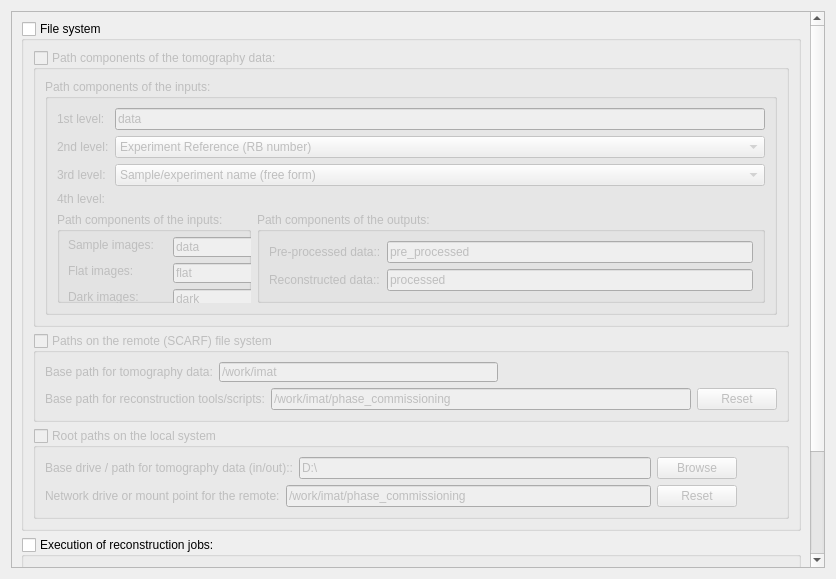
First picture: the form in MantidQt/CustomInterfaces/inc/MantidQtCustomInterfaces/Tomography/TomographyIfaceQtTabSystemSettings.ui, repository mantidproject/mantid, before the edit.
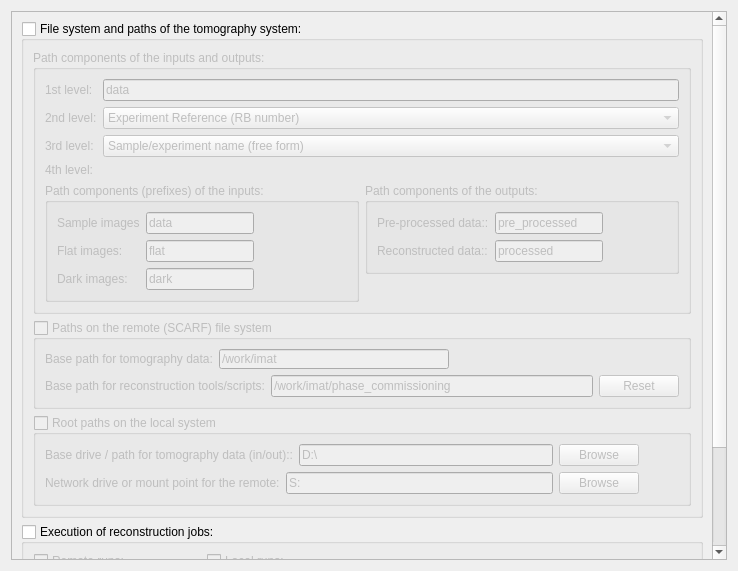
Second picture: the form after the edit.

Commit message: grab settings from form, pass them on to the model, re #15665

```diff
--- a/MantidQt/CustomInterfaces/inc/MantidQtCustomInterfaces/Tomography/TomographyIfaceQtTabSystemSettings.ui
+++ b/MantidQt/CustomInterfaces/inc/MantidQtCustomInterfaces/Tomography/TomographyIfaceQtTabSystemSettings.ui
@@ -6,15 +6,15 @@
    <rect>
     <x>0</x>
     <y>0</y>
-    <width>836</width>
-    <height>579</height>
+    <width>738</width>
+    <height>571</height>
    </rect>
   </property>
   <property name="windowTitle">
    <string>Form</string>
   </property>
-  <layout class="QGridLayout" name="gridLayout_7">
-   <item row="1" column="0">
+  <layout class="QGridLayout" name="gridLayout_9">
+   <item row="0" column="0">
     <widget class="QScrollArea" name="scrollArea">
      <property name="lineWidth">
       <number>0</number>
@@ -26,28 +26,22 @@
       <property name="geometry">
        <rect>
         <x>0</x>
-        <y>0</y>
-        <width>798</width>
-        <height>680</height>
+        <y>-97</y>
+        <width>700</width>
+        <height>646</height>
        </rect>
       </property>
-      <layout class="QGridLayout" name="gridLayout_6">
-       <item row="0" column="0">
-        <widget class="QGroupBox" name="groupBox_9">
-         <property name="title">
-          <string>File system</string>
-         </property>
-         <property name="checkable">
-          <bool>true</bool>
-         </property>
-         <property name="checked">
-          <bool>false</bool>
-         </property>
-         <layout class="QGridLayout" name="gridLayout_2">
+      <layout class="QGridLayout" name="gridLayout_8">
           <item row="0" column="0">
            <widget class="QGroupBox" name="groupBox">
+         <property name="sizePolicy">
+          <sizepolicy hsizetype="Preferred" vsizetype="Preferred">
+           <horstretch>0</horstretch>
+           <verstretch>1</verstretch>
+          </sizepolicy>
+         </property>
             <property name="title">
-             <string>Path components of the tomography data:</string>
+          <string>File system and paths of the tomography system:</string>
             </property>
             <property name="checkable">
              <bool>true</bool>
@@ -55,13 +49,13 @@
             <property name="checked">
              <bool>false</bool>
             </property>
-            <layout class="QGridLayout" name="gridLayout">
+         <layout class="QGridLayout" name="gridLayout_7">
              <item row="0" column="0">
               <widget class="QGroupBox" name="groupBox_2">
                <property name="title">
-                <string>Path components of the inputs:</string>
-               </property>
-               <layout class="QFormLayout" name="formLayout_5">
+             <string>Path components of the inputs and outputs:</string>
+            </property>
+            <layout class="QGridLayout" name="gridLayout_5">
                 <item row="0" column="0">
                  <widget class="QLabel" name="label_4">
                   <property name="text">
@@ -70,7 +64,7 @@
                  </widget>
                 </item>
                 <item row="0" column="1">
-                 <widget class="QLineEdit" name="lineEdit_processed_subpath_2">
+              <widget class="QLineEdit" name="lineEdit_path_comp_1st">
                   <property name="text">
                    <string>data</string>
                   </property>
@@ -84,7 +78,7 @@
                  </widget>
                 </item>
                 <item row="1" column="1">
-                 <widget class="QComboBox" name="comboBox">
+              <widget class="QComboBox" name="comboBox_path_comp_2nd">
                   <item>
                    <property name="text">
                     <string>Experiment Reference (RB number)</string>
@@ -100,7 +94,7 @@
                  </widget>
                 </item>
                 <item row="2" column="1">
-                 <widget class="QComboBox" name="comboBox_2">
+              <widget class="QComboBox" name="comboBox_path_comp_3rd">
                   <item>
                    <property name="text">
                     <string>Sample/experiment name (free form)</string>
@@ -120,94 +114,75 @@
                   <item>
                    <widget class="QGroupBox" name="groupBox_7">
                     <property name="title">
-                     <string>Path components of the inputs:</string>
-                    </property>
-                    <widget class="QLineEdit" name="lineEdit_processed_subpath_6">
-                     <property name="geometry">
-                      <rect>
-                       <x>116</x>
-                       <y>77</y>
-                       <width>110</width>
-                       <height>20</height>
-                      </rect>
-                     </property>
+                  <string>Path components (prefixes) of the inputs:</string>
+                 </property>
+                 <layout class="QGridLayout" name="gridLayout_4">
+                  <item row="2" column="1">
+                   <widget class="QLineEdit" name="lineEdit_path_comp_input_darks">
                      <property name="text">
                       <string>dark</string>
                      </property>
                     </widget>
-                    <widget class="QLineEdit" name="lineEdit_processed_subpath_5">
-                     <property name="geometry">
-                      <rect>
-                       <x>116</x>
-                       <y>51</y>
-                       <width>110</width>
-                       <height>20</height>
-                      </rect>
-                     </property>
+                  </item>
+                  <item row="1" column="1">
+                   <widget class="QLineEdit" name="lineEdit_path_comp_input_flats">
                      <property name="text">
                       <string>flat</string>
                      </property>
                     </widget>
+                  </item>
+                  <item row="2" column="0">
                     <widget class="QLabel" name="label_11">
-                     <property name="geometry">
-                      <rect>
-                       <x>11</x>
-                       <y>77</y>
-                       <width>82</width>
-                       <height>16</height>
-                      </rect>
-                     </property>
                      <property name="text">
                       <string>Dark images:</string>
                      </property>
                     </widget>
+                  </item>
+                  <item row="0" column="0">
+                   <widget class="QLabel" name="label_9">
+                    <property name="text">
+                     <string>Sample images</string>
+                    </property>
+                   </widget>
+                  </item>
+                  <item row="1" column="0">
                     <widget class="QLabel" name="label_10">
-                     <property name="geometry">
-                      <rect>
-                       <x>11</x>
-                       <y>51</y>
-                       <width>76</width>
-                       <height>16</height>
-                      </rect>
-                     </property>
                      <property name="text">
                       <string>Flat images:</string>
                      </property>
                     </widget>
-                    <widget class="QLineEdit" name="lineEdit_processed_subpath_4">
-                     <property name="geometry">
-                      <rect>
-                       <x>116</x>
-                       <y>25</y>
-                       <width>110</width>
-                       <height>20</height>
-                      </rect>
-                     </property>
+                  </item>
+                  <item row="0" column="1">
+                   <widget class="QLineEdit" name="lineEdit_path_comp_input_samples">
                      <property name="text">
                       <string>data</string>
                      </property>
                     </widget>
-                    <widget class="QLabel" name="label_9">
-                     <property name="geometry">
-                      <rect>
-                       <x>11</x>
-                       <y>25</y>
-                       <width>99</width>
-                       <height>16</height>
-                      </rect>
-                     </property>
-                     <property name="text">
-                      <string>Sample images:</string>
-                     </property>
-                    </widget>
-                   </widget>
-                  </item>
+                  </item>
+                  <item row="1" column="2">
+                   <spacer name="horizontalSpacer_6">
+                    <property name="orientation">
+                     <enum>Qt::Horizontal</enum>
+                    </property>
+                    <property name="sizeHint" stdset="0">
+                     <size>
+                      <width>40</width>
+                      <height>20</height>
+                     </size>
+                    </property>
+                   </spacer>
+                  </item>
+                 </layout>
+                </widget>
+               </item>
+               <item>
+                <layout class="QVBoxLayout" name="verticalLayout">
                   <item>
                    <widget class="QGroupBox" name="groupBox_6">
                     <property name="title">
                      <string>Path components of the outputs:</string>
                     </property>
-                    <layout class="QFormLayout" name="formLayout_3">
+                   <layout class="QGridLayout" name="gridLayout_3">
                      <item row="0" column="0">
                       <widget class="QLabel" name="label_8">
                        <property name="text">
@@ -216,12 +191,25 @@
                       </widget>
                      </item>
                      <item row="0" column="1">
-                      <widget class="QLineEdit" name="lineEdit_processed_subpath">
+                     <widget class="QLineEdit" name="lineEdit_path_comp_out_preprocessed">
                        <property name="text">
                         <string>pre_processed</string>
                        </property>
                       </widget>
                      </item>
+                    <item row="0" column="2">
+                     <spacer name="horizontalSpacer_4">
+                      <property name="orientation">
+                       <enum>Qt::Horizontal</enum>
+                      </property>
+                      <property name="sizeHint" stdset="0">
+                       <size>
+                        <width>40</width>
+                        <height>20</height>
+                       </size>
+                      </property>
+                     </spacer>
+                    </item>
                      <item row="1" column="0">
                       <widget class="QLabel" name="label_2">
                        <property name="text">
@@ -230,24 +218,49 @@
                       </widget>
                      </item>
                      <item row="1" column="1">
-                      <widget class="QLineEdit" name="lineEdit_processed_subpath_3">
+                     <widget class="QLineEdit" name="lineEdit_path_comp_out_processed">
                        <property name="text">
                         <string>processed</string>
                        </property>
                       </widget>
                      </item>
+                    <item row="1" column="2">
+                     <spacer name="horizontalSpacer_5">
+                      <property name="orientation">
+                       <enum>Qt::Horizontal</enum>
+                      </property>
+                      <property name="sizeHint" stdset="0">
+                       <size>
+                        <width>40</width>
+                        <height>20</height>
+                       </size>
+                      </property>
+                     </spacer>
+                    </item>
                     </layout>
                    </widget>
                   </item>
+                 <item>
+                  <spacer name="verticalSpacer">
+                   <property name="orientation">
+                    <enum>Qt::Vertical</enum>
+                   </property>
+                   <property name="sizeHint" stdset="0">
+                    <size>
+                     <width>20</width>
+                     <height>18</height>
+                    </size>
+                   </property>
+                  </spacer>
+                 </item>
                  </layout>
                 </item>
                </layout>
-              </widget>
              </item>
             </layout>
            </widget>
           </item>
-          <item row="2" column="0">
+          <item row="1" column="0">
            <widget class="QGroupBox" name="groupBox_3">
             <property name="title">
              <string>Paths on the remote (SCARF) file system</string>
@@ -258,7 +271,7 @@
             <property name="checked">
              <bool>false</bool>
             </property>
-            <layout class="QGridLayout" name="gridLayout_3">
+            <layout class="QGridLayout" name="gridLayout_2">
              <item row="0" column="0">
               <layout class="QHBoxLayout" name="horizontalLayout_10">
                <item>
@@ -324,7 +337,7 @@
             </layout>
            </widget>
           </item>
-          <item row="3" column="0">
+          <item row="2" column="0">
            <widget class="QGroupBox" name="groupBox_8">
             <property name="title">
              <string>Root paths on the local system</string>
@@ -335,7 +348,7 @@
             <property name="checked">
              <bool>false</bool>
             </property>
-            <layout class="QGridLayout" name="gridLayout_4">
+            <layout class="QGridLayout" name="gridLayout">
              <item row="0" column="0">
               <layout class="QHBoxLayout" name="horizontalLayout_11">
                <item>
@@ -404,14 +417,14 @@
                   </sizepolicy>
                  </property>
                  <property name="text">
-                  <string>/work/imat/phase_commissioning</string>
+                  <string>S:</string>
                  </property>
                 </widget>
                </item>
                <item>
                 <widget class="QPushButton" name="pushButton_reset_scripts_base_dir_local">
                  <property name="text">
-                  <string>Reset</string>
+                  <string>Browse</string>
                  </property>
                 </widget>
                </item>
@@ -447,9 +460,98 @@
          <property name="checked">
           <bool>false</bool>
          </property>
-         <layout class="QGridLayout" name="gridLayout_5">
-          <item row="0" column="2">
-           <layout class="QHBoxLayout" name="horizontalLayout"/>
+         <layout class="QGridLayout" name="gridLayout_6">
+          <item row="0" column="0">
+           <widget class="QGroupBox" name="groupBox_5">
+            <property name="title">
+             <string>Remote runs:</string>
+            </property>
+            <property name="checkable">
+             <bool>true</bool>
+            </property>
+            <property name="checked">
+             <bool>false</bool>
+            </property>
+            <layout class="QGridLayout" name="gridLayout_12">
+             <item row="4" column="0">
+              <spacer name="verticalSpacer_2">
+               <property name="orientation">
+                <enum>Qt::Vertical</enum>
+               </property>
+               <property name="sizeHint" stdset="0">
+                <size>
+                 <width>20</width>
+                 <height>19</height>
+                </size>
+               </property>
+              </spacer>
+             </item>
+             <item row="2" column="1">
+              <widget class="QSpinBox" name="spinBox_remote_cores">
+               <property name="enabled">
+                <bool>false</bool>
+               </property>
+               <property name="minimumSize">
+                <size>
+                 <width>0</width>
+                 <height>20</height>
+                </size>
+               </property>
+               <property name="minimum">
+                <number>1</number>
+               </property>
+               <property name="maximum">
+                <number>99</number>
+               </property>
+               <property name="value">
+                <number>8</number>
+               </property>
+              </widget>
+             </item>
+             <item row="2" column="0">
+              <widget class="QLabel" name="label_24">
+               <property name="enabled">
+                <bool>false</bool>
+               </property>
+               <property name="text">
+                <string>Number of cores:</string>
+               </property>
+              </widget>
+             </item>
+             <item row="0" column="0">
+              <widget class="QLabel" name="label_23">
+               <property name="enabled">
+                <bool>false</bool>
+               </property>
+               <property name="text">
+                <string>Number of nodes:</string>
+               </property>
+              </widget>
+             </item>
+             <item row="0" column="1">
+              <widget class="QSpinBox" name="spinBox_remote_nodes">
+               <property name="enabled">
+                <bool>false</bool>
+               </property>
+               <property name="minimumSize">
+                <size>
+                 <width>0</width>
+                 <height>20</height>
+                </size>
+               </property>
+               <property name="minimum">
+                <number>1</number>
+               </property>
+               <property name="maximum">
+                <number>99</number>
+               </property>
+               <property name="value">
+                <number>1</number>
+               </property>
+              </widget>
+             </item>
+            </layout>
+           </widget>
           </item>
           <item row="0" column="1">
            <widget class="QGroupBox" name="groupBox_4">
@@ -555,88 +657,6 @@
             </layout>
            </widget>
           </item>
-          <item row="0" column="0">
-           <widget class="QGroupBox" name="groupBox_5">
-            <property name="title">
-             <string>Remote runs:</string>
-            </property>
-            <property name="checkable">
-             <bool>true</bool>
-            </property>
-            <property name="checked">
-             <bool>false</bool>
-            </property>
-            <layout class="QFormLayout" name="formLayout">
-             <property name="fieldGrowthPolicy">
-              <enum>QFormLayout::AllNonFixedFieldsGrow</enum>
-             </property>
-             <item row="0" column="0">
-              <widget class="QLabel" name="label_24">
-               <property name="enabled">
-                <bool>false</bool>
-               </property>
-               <property name="text">
-                <string>Number of cores:</string>
-               </property>
-              </widget>
-             </item>
-             <item row="0" column="1">
-              <widget class="QSpinBox" name="spinBox_SCARFnumCores">
-               <property name="enabled">
-                <bool>false</bool>
-               </property>
-               <property name="minimumSize">
-                <size>
-                 <width>0</width>
-                 <height>20</height>
-                </size>
-               </property>
-               <property name="minimum">
-                <number>1</number>
-               </property>
-               <property name="maximum">
-                <number>99</number>
-               </property>
-               <property name="value">
-                <number>8</number>
-               </property>
-              </widget>
-             </item>
-             <item row="1" column="0">
-              <widget class="QLabel" name="label_23">
-               <property name="enabled">
-                <bool>false</bool>
-               </property>
-               <property name="text">
-                <string>Number of nodes:</string>
-               </property>
-              </widget>
-             </item>
-             <item row="1" column="1">
-              <widget class="QSpinBox" name="spinBox_SCARFnumNodes">
-               <property name="enabled">
-                <bool>false</bool>
-               </property>
-               <property name="minimumSize">
-                <size>
-                 <width>0</width>
-                 <height>20</height>
-                </size>
-               </property>
-               <property name="minimum">
-                <number>1</number>
-               </property>
-               <property name="maximum">
-                <number>99</number>
-               </property>
-               <property name="value">
-                <number>1</number>
-               </property>
-              </widget>
-             </item>
-            </layout>
-           </widget>
-          </item>
          </layout>
         </widget>
        </item>
```
Left out of the diff: 78 changed lines with no effect on the pictures. Lines whose indentation alone changed are shown as unchanged. The commit also changes 8 other files.
